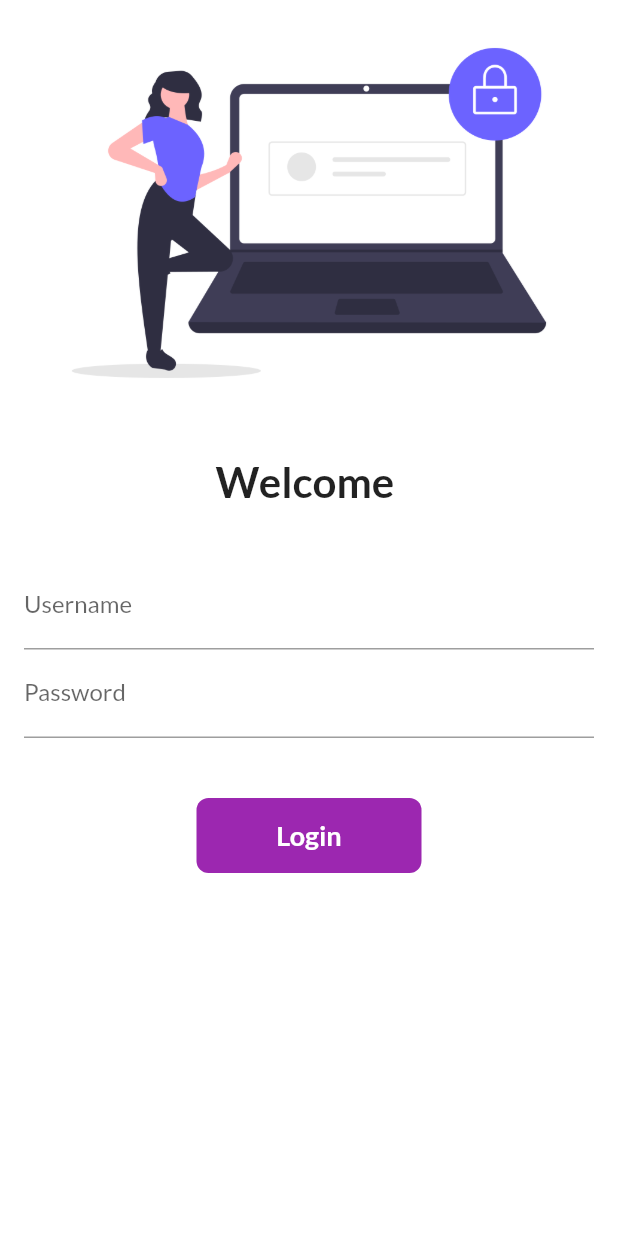
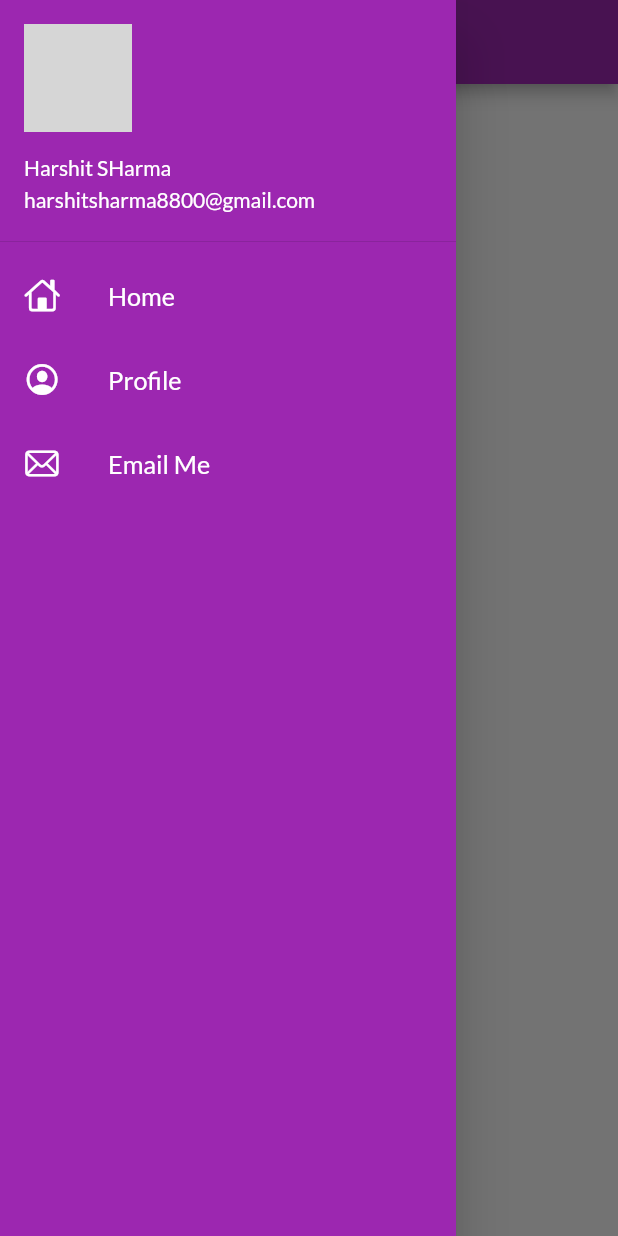
Before and after one commit to Harshit8800/30Daysofflutter, a Flutter app: the screen it shows after launch, with the side drawer open (before the commit the screen has no drawer), on a phone screen of 412 x 824 dp. Run offline on Flutter 3.47's test engine with Material 2 defaults, Android fonts, the phone set to English and light mode, and no system bars; our stand-ins replace google_fonts; network calls fail; grey boxes are pictures that could not be loaded.

Commit message:
Day 9 completed

```diff
--- a/lib/Pages/home_page.dart
+++ b/lib/Pages/home_page.dart
@@ -1,4 +1,5 @@
 import 'package:flutter/material.dart';
+import 'package:flutter_catalog/widgets/drawer.dart';
 
 class HomePage extends StatelessWidget {
   @override
@@ -12,7 +13,7 @@ class HomePage extends StatelessWidget {
           child: Text("Welcome to 30 Days of flutter"),
         ),
       ),
-      drawer: Drawer(),
+      drawer: MyDrawer(),
     );
   }
 }
--- a/lib/main.dart
+++ b/lib/main.dart
@@ -20,7 +20,7 @@ class MyApp extends StatelessWidget {
       debugShowCheckedModeBanner: false,
       themeMode: ThemeMode.light,
       darkTheme: ThemeData(brightness: Brightness.dark),
-      initialRoute: "/",
+      initialRoute: MyRoutes.homeRoute,
       routes: {
         "/": (context) => LoginPage(),
         MyRoutes.loginRoute: (context) => LoginPage(),
--- /dev/null
+++ b/lib/widgets/drawer.dart
@@ -0,0 +1,67 @@
+import 'package:flutter/cupertino.dart';
+import 'package:flutter/material.dart';
+
+class MyDrawer extends StatelessWidget {
+  @override
+  Widget build(BuildContext context) {
+    return Drawer(
+      child: Container(
+        color: Colors.purple,
+        child: ListView(
+          padding: EdgeInsets.zero,
+          children: [
+            DrawerHeader(
+                padding: EdgeInsets.zero,
+                child: UserAccountsDrawerHeader(
+                  margin: EdgeInsets.zero,
+                  accountName: Text("Harshit SHarma"),
+                  accountEmail: Text("harshitsharma8800@gmail.com"),
+                  currentAccountPicture: CircleAvatar(
+                    backgroundImage: NetworkImage(""),
+                  ),
+                )),
+            ListTile(
+              leading: Icon(
+                CupertinoIcons.home,
+                color: Colors.white,
+              ),
+              title: Text(
+                "Home",
+                textScaleFactor: 1.2,
+                style: TextStyle(
+                  color: Colors.white,
+                ),
+              ),
+            ),
+            ListTile(
+              leading: Icon(
+                CupertinoIcons.profile_circled,
+                color: Colors.white,
+              ),
+              title: Text(
+                "Profile",
+                textScaleFactor: 1.2,
+                style: TextStyle(
+                  color: Colors.white,
+                ),
+              ),
+            ),
+            ListTile(
+              leading: Icon(
+                CupertinoIcons.mail,
+                color: Colors.white,
+              ),
+              title: Text(
+                "Email Me",
+                textScaleFactor: 1.2,
+                style: TextStyle(
+                  color: Colors.white,
+                ),
+              ),
+            )
+          ],
+        ),
+      ),
+    );
+  }
+}
```
